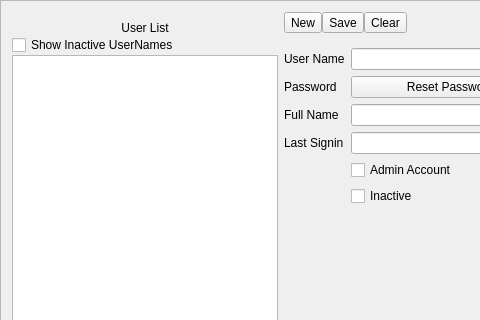
Above: UI/ManageUsers.ui from dominict/Rudy before the change; both pictures show x 0 to 480 and y 0 to 320 of the 562 by 401 pixel window. Below: the same form after it.
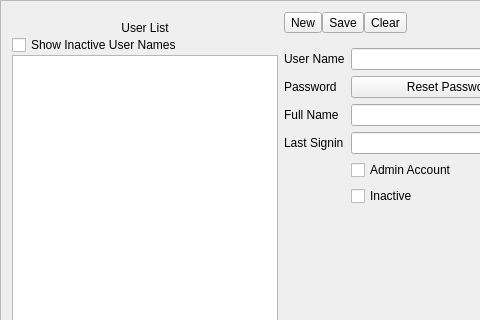
That is the form after the change. Icons and pictures are not drawn.

Commit message: Completed Matter Management Window

Patch:
```diff
--- a/UI/ManageUsers.ui
+++ b/UI/ManageUsers.ui
@@ -50,7 +50,7 @@
      <item>
       <widget class="QCheckBox" name="showInactive">
        <property name="text">
-        <string>Show Inactive UserNames</string>
+        <string>Show Inactive User Names</string>
        </property>
       </widget>
      </item>
```
The commit also changes 5 other files.
